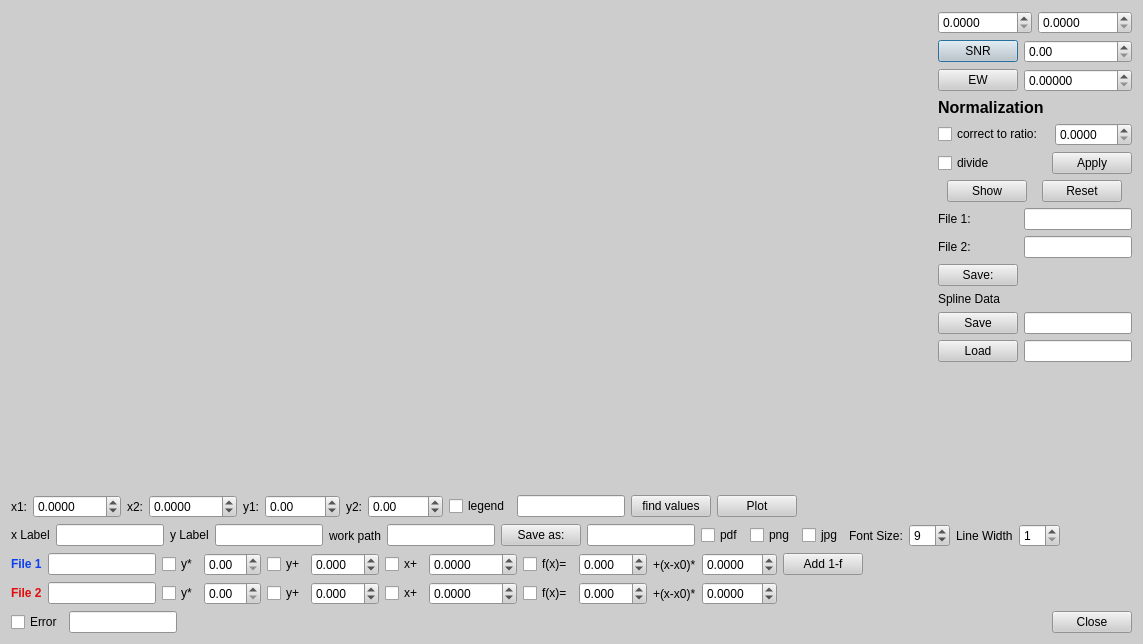
This is spectangular/plotspec.ui in DPSablowski/Spectangular as Qt 5 draws it before an edit. The edited form follows.
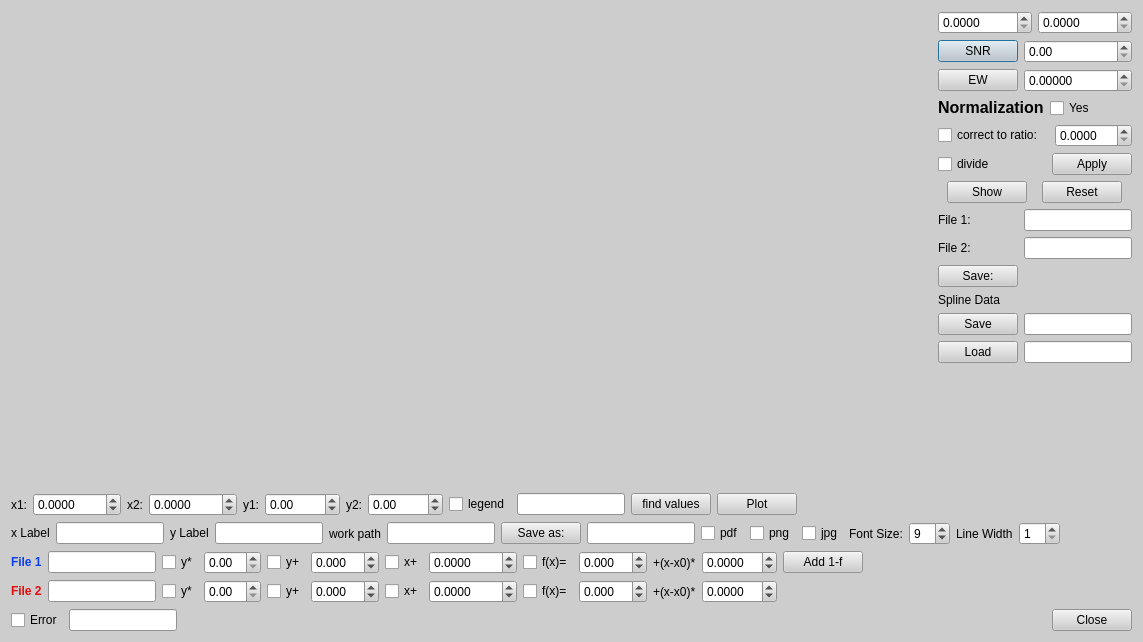
This is the edited form. Custom widgets are drawn as their Qt base class.

```diff
--- a/spectangular/plotspec.ui
+++ b/spectangular/plotspec.ui
@@ -7,7 +7,7 @@
     <x>0</x>
     <y>0</y>
     <width>1143</width>
-    <height>644</height>
+    <height>642</height>
    </rect>
   </property>
   <property name="minimumSize">
@@ -548,11 +548,28 @@
         </layout>
        </item>
        <item>
+        <layout class="QHBoxLayout" name="horizontalLayout_17">
+         <item>
         <widget class="QLabel" name="label_15">
          <property name="text">
           <string>&lt;html&gt;&lt;head/&gt;&lt;body&gt;&lt;p&gt;&lt;span style=&quot; font-size:12pt; font-weight:600;&quot;&gt;Normalization&lt;/span&gt;&lt;/p&gt;&lt;/body&gt;&lt;/html&gt;</string>
          </property>
         </widget>
+         </item>
+         <item>
+          <widget class="QCheckBox" name="checkBox_16">
+           <property name="sizePolicy">
+            <sizepolicy hsizetype="Preferred" vsizetype="Fixed">
+             <horstretch>0</horstretch>
+             <verstretch>0</verstretch>
+            </sizepolicy>
+           </property>
+           <property name="text">
+            <string>Yes</string>
+           </property>
+          </widget>
+         </item>
+        </layout>
        </item>
        <item>
         <layout class="QHBoxLayout" name="horizontalLayout_12">
```
Lines whose indentation alone changed are shown as unchanged.
